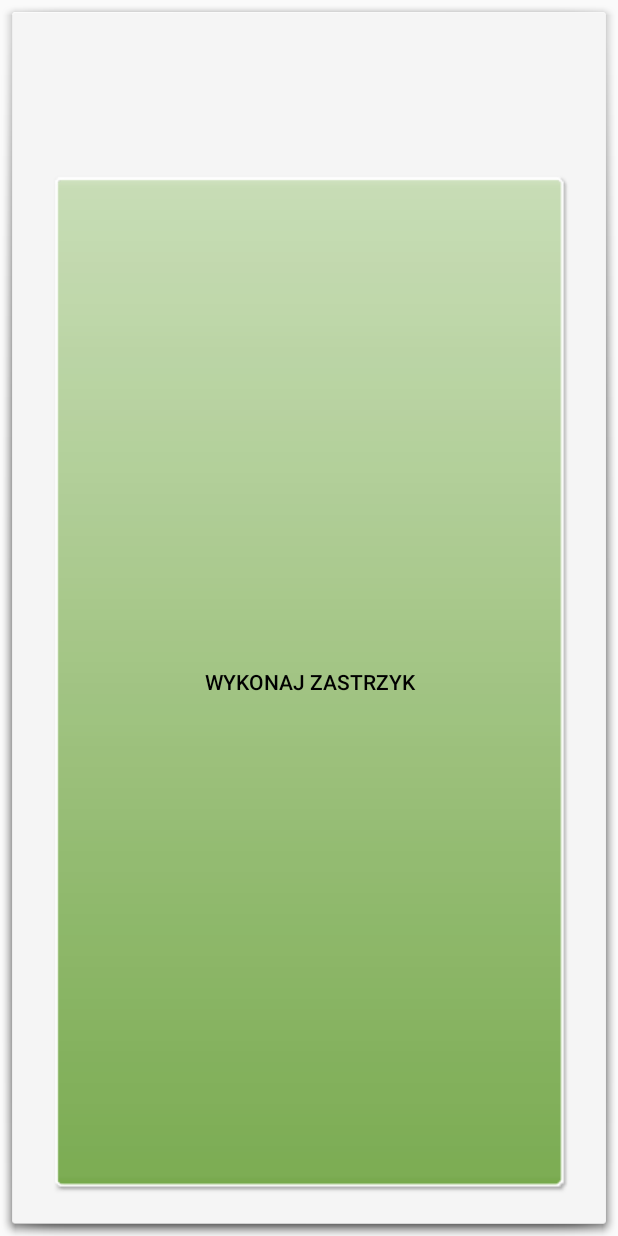
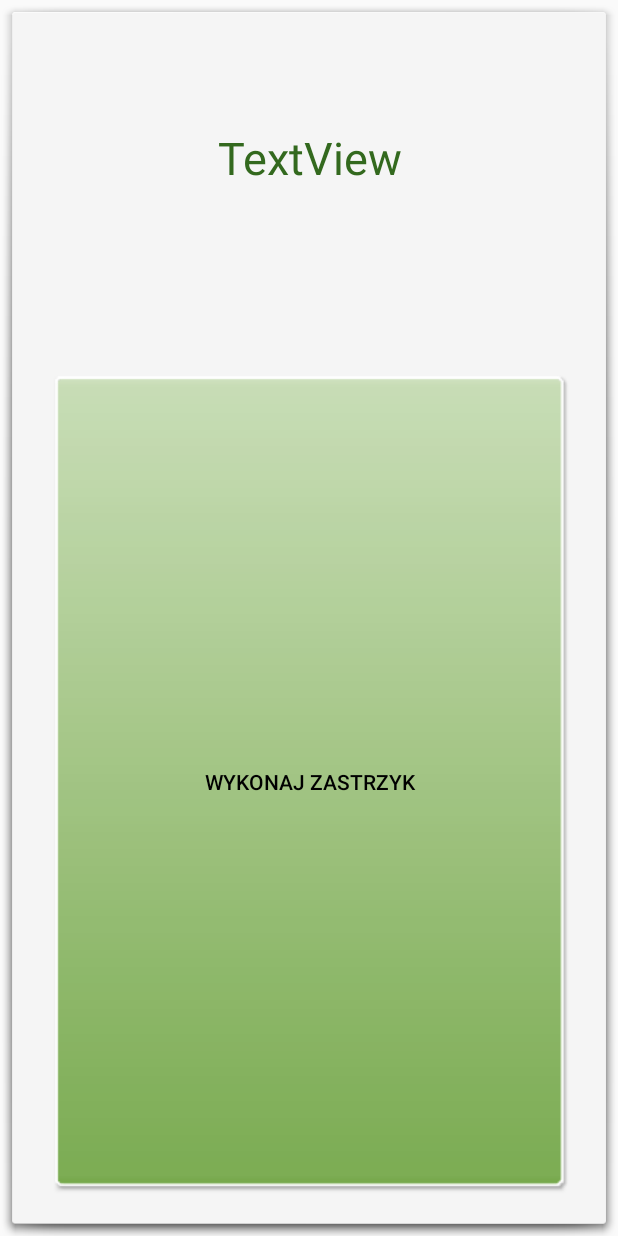
Before and after one commit to karolskora1993/MSorganizer, an Android app: the layout fragment_to_injection.xml on its own in the app's theme, with its tools: preview values and no code run, on a phone screen of 412 x 824 dp. Run offline under Robolectric (Android 15) with nearby library versions, the phone set to English and light mode, and no system bars; network calls fail.

Commit message:
kołowy timer na ekranie głównym

```diff
--- a/app/build.gradle
+++ b/app/build.gradle
@@ -22,6 +22,7 @@ android {
 }
 repositories {
     maven { url "https://jitpack.io" }
+
 }
 
 dependencies {
@@ -73,4 +74,5 @@ dependencies {
     compile 'com.github.ViksaaSkool:AwesomeSplash:v1.0.0'
     compile 'com.heinrichreimersoftware:material-intro:1.4'
     compile 'com.github.PhilJay:MPAndroidChart:v2.2.4'
+    compile 'com.github.jakob-grabner:Circle-Progress-View:v1.3'
 }
--- /dev/null
+++ b/app/src/main/res/drawable/circular.xml
@@ -0,0 +1,8 @@
+<?xml version="1.0" encoding="utf-8"?>
+<shape
+    xmlns:android="http://schemas.android.com/apk/res/android"
+    android:innerRadiusRatio="2.3"
+    android:shape="ring"
+    android:thickness="10sp" >
+    <solid android:color="@color/primary_dark" />
+</shape>
--- a/app/src/main/res/layout/fragment_to_injection.xml
+++ b/app/src/main/res/layout/fragment_to_injection.xml
@@ -21,16 +21,16 @@
         android:textSize="@dimen/text_size_medium"
         android:textColor="?textColor"/>
 
-    <TextView
-        android:layout_width="match_parent"
-        android:layout_height="wrap_content"
-        android:text=""
-        android:id="@+id/timeToInjectionTextView"
-        android:layout_below="@+id/fragmentMainTextView"
+    <ProgressBar
+        android:id="@+id/progressBar"
+        style="?android:attr/progressBarStyleHorizontal"
+        android:layout_below="@id/fragmentMainTextView"
+        android:layout_width="200dp"
+        android:layout_height="200dp"
         android:layout_centerHorizontal="true"
-        android:textAlignment="center"
-        android:textSize="@dimen/text_size_xlarge"
-        android:textColor="?alternative_textColor" />
+        android:max="60"
+        android:progress="0"
+        android:progressDrawable="@drawable/circular" />
 
     <Button
         android:layout_width="wrap_content"
@@ -39,7 +39,19 @@
         android:id="@+id/fragmentToInjectionButton"
         android:layout_alignParentBottom="true"
         android:layout_centerHorizontal="true"
-        android:layout_below="@id/timeToInjectionTextView"
+        android:layout_below="@id/progressBar"
         android:background="@drawable/button"/>
 
+    <TextView
+        android:text="TextView"
+        android:layout_width="wrap_content"
+        android:layout_height="wrap_content"
+        android:layout_below="@+id/fragmentMainTextView"
+        android:layout_centerHorizontal="true"
+        android:layout_marginTop="40dp"
+        android:id="@+id/timeTextView"
+        android:textAlignment="center"
+        android:textSize="@dimen/text_size_big"
+        android:textColor="?alternative_textColor"/>
+
 </RelativeLayout>
--- a/app/src/main/res/values/colors.xml
+++ b/app/src/main/res/values/colors.xml
@@ -17,5 +17,6 @@
     <color name="dark_alternative_text_color">#DCEDC8</color>
     <color name="background_color_light">#fff3f3f3</color>
     <color name="background_color_dark">#ff000000</color>
+    <color name="red_color">#CC0000</color>
 
 </resources>
```
Also changed, not shown: app/src/main/java/com/karolskora/msorgranizer/fragments/ToInjectionFragment.java (+58 -19 lines), 1 other file.
